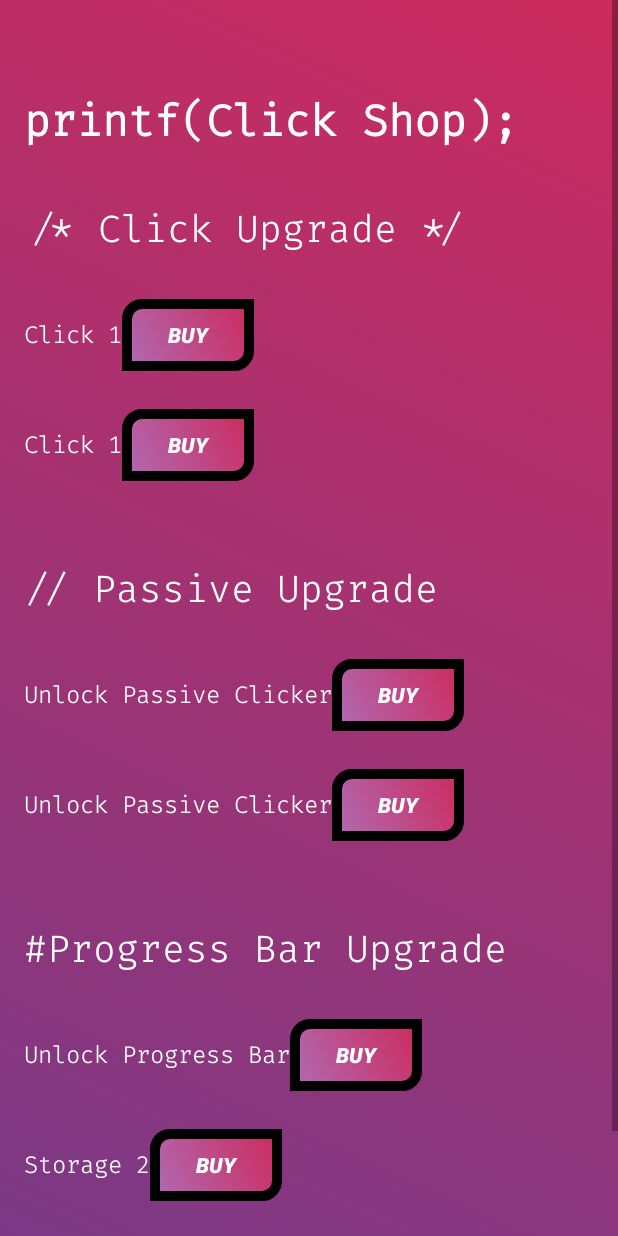
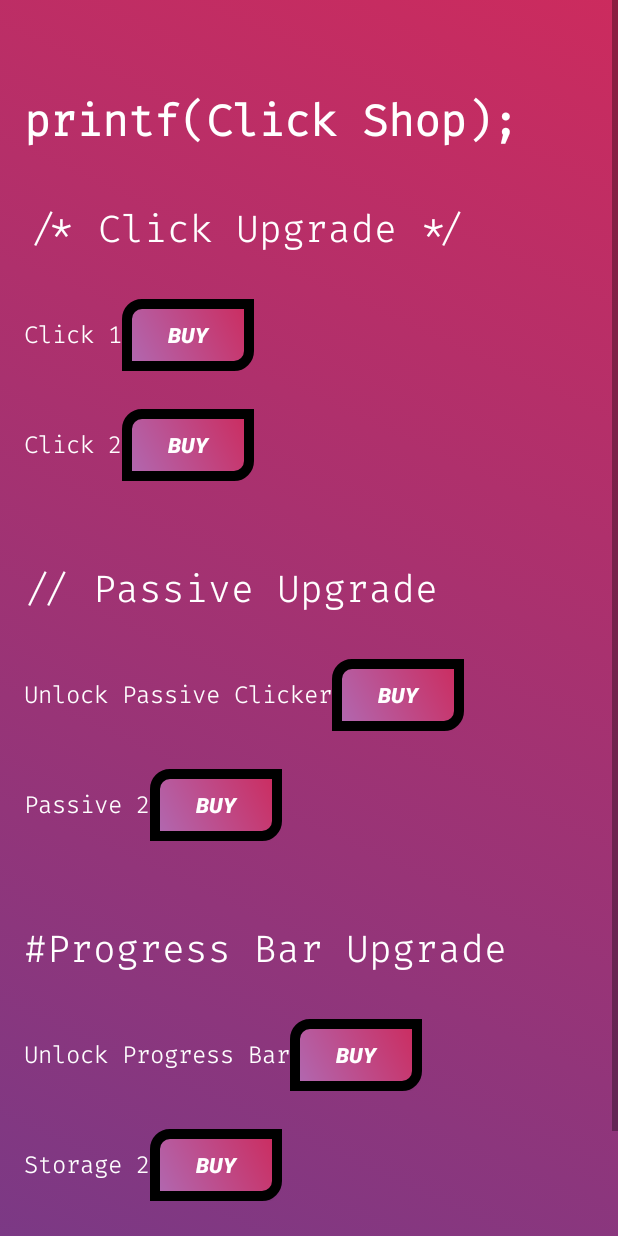
Before and after one commit to Nusse0712/AndroidProject, an Android app: the ShopActivity screen opened directly, with no data from a screen before it, on a phone screen of 412 x 824 dp. Run offline under Robolectric (Android 15) with nearby library versions, the phone set to English and light mode, and no system bars.

Commit message:
added new strings

```diff
--- a/app/src/main/res/layout/activity_shop.xml
+++ b/app/src/main/res/layout/activity_shop.xml
@@ -82,7 +82,7 @@ xmlns:app="http://schemas.android.com/apk/res-auto"
             android:id="@+id/clickUpgrade2"
             android:layout_width="wrap_content"
             android:layout_height="wrap_content"
-            android:text="@string/click_upgrade1"
+            android:text="@string/click_upgrade2"
             android:textSize="16sp"
             android:textColor="#fff"
             />
@@ -150,7 +150,7 @@ xmlns:app="http://schemas.android.com/apk/res-auto"
             android:id="@+id/passiveUpgrade2"
             android:layout_width="wrap_content"
             android:layout_height="wrap_content"
-            android:text="@string/passive_upgrade1"
+            android:text="@string/passive_upgrade2"
             android:textSize="16sp"
             android:textColor="#fff"
             android:fontFamily="@font/firacode"
```
